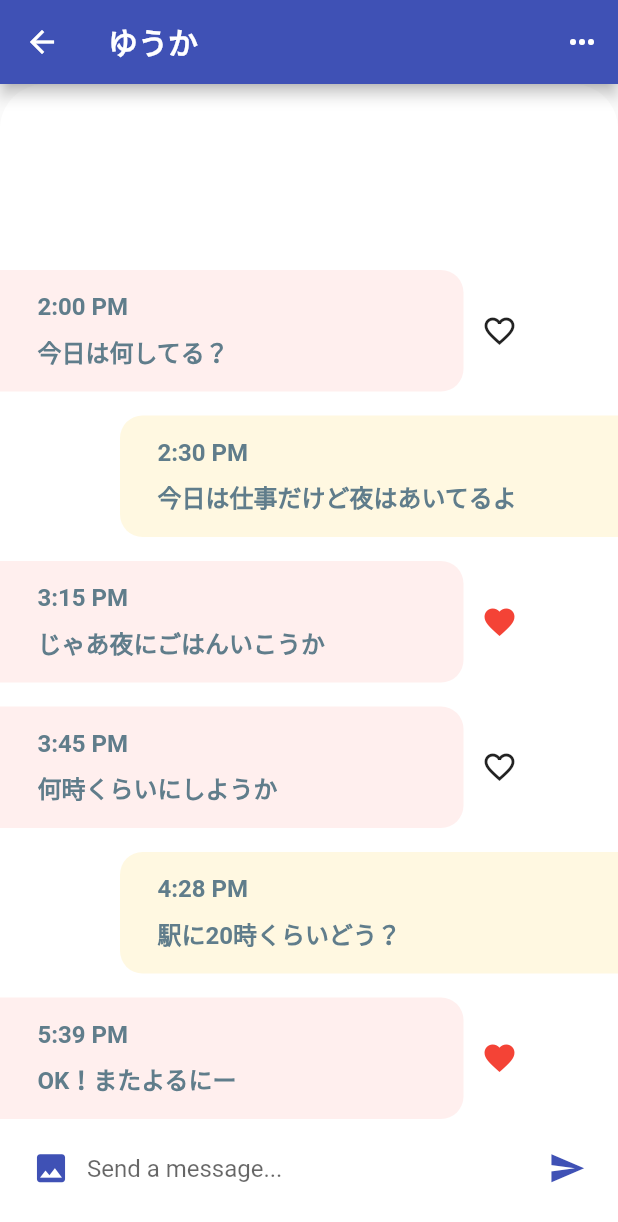
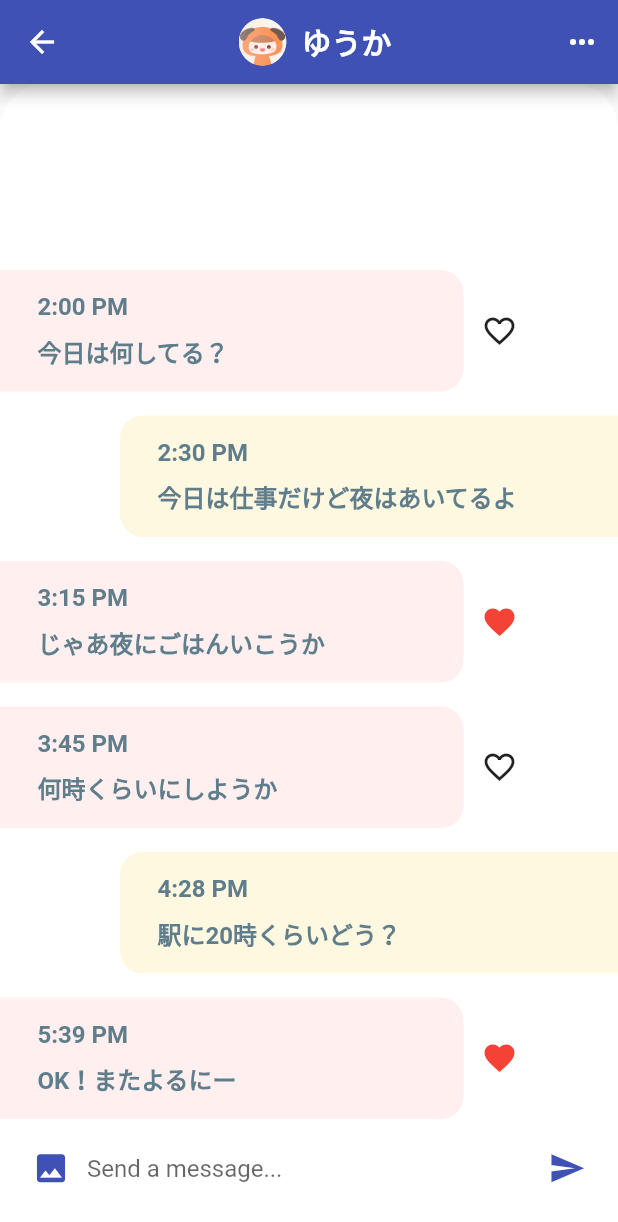
Before and after one commit to ramtiga/chat_ui, a Flutter app: the screen it shows after launch, after a tap on "ゆうか", on a phone screen of 412 x 824 dp. Shown: the top 1222 px of the screen. Run offline on Flutter 3.47's test engine with Material 2 defaults, Android fonts, the phone set to English and light mode, and no system bars; our stand-ins replace flutter_hooks, hooks_riverpod.

Commit message:
Add user icon in chage page appbar

```diff
--- a/lib/main.dart
+++ b/lib/main.dart
@@ -1,10 +1,12 @@
 import 'package:chat_ui/pages/home.dart';
 import 'package:flutter/material.dart';
+import 'package:flutter/rendering.dart';
 import 'package:hooks_riverpod/hooks_riverpod.dart';
 
 final selectMenuProvider = StateProvider((ref) => 0);
 
 void main() {
+  debugPaintSizeEnabled = false;
   runApp(ProviderScope(child: MyApp()));
 }
 
--- a/lib/pages/chat.dart
+++ b/lib/pages/chat.dart
@@ -16,9 +16,19 @@ class ChatPage extends HookWidget {
 
     return Scaffold(
       appBar: AppBar(
-        title: Text(
-          user.name,
-          style: TextStyle(fontWeight: FontWeight.bold),
+        title: Row(
+          mainAxisAlignment: MainAxisAlignment.center,
+          children: [
+            CircleAvatar(
+              backgroundImage: AssetImage(user.imageUrl),
+              radius: 16.0,
+            ),
+            SizedBox(width: 10.0),
+            Text(
+              user.name,
+              style: TextStyle(fontWeight: FontWeight.bold),
+            ),
+          ],
         ),
         actions: [
           IconButton(icon: Icon(Icons.more_horiz), onPressed: () {}),
--- a/lib/pages/home.dart
+++ b/lib/pages/home.dart
@@ -12,13 +12,20 @@ class HomePage extends HookWidget {
   @override
   Widget build(BuildContext context) {
     final int selectIndex = useProvider(selectMenuProvider).state;
+    SearchBar searchBar;
 
     return Scaffold(
       backgroundColor: Theme.of(context).primaryColor,
       appBar: AppBar(
         leading: IconButton(icon: Icon(Icons.menu), onPressed: () {}),
         title: Text("Chat App"),
-        actions: [IconButton(icon: Icon(Icons.search), onPressed: () {})],
+        actions: [
+          IconButton(
+              icon: Icon(Icons.search),
+              onPressed: () {
+                searchBar.getSearchAction(context);
+              })
+        ],
       ),
       body: Column(
         children: [
```
